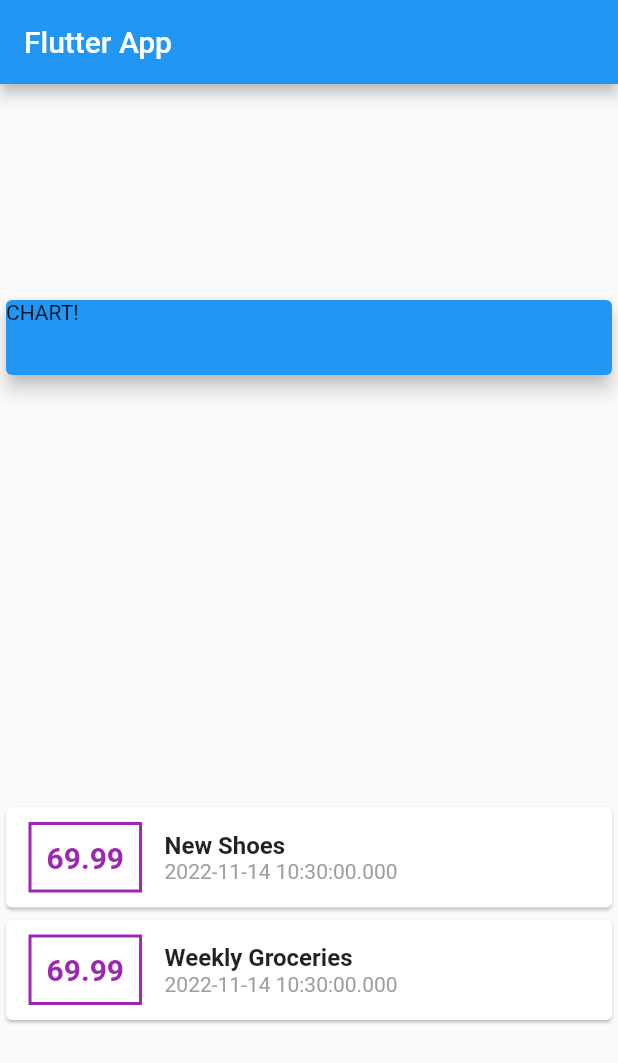
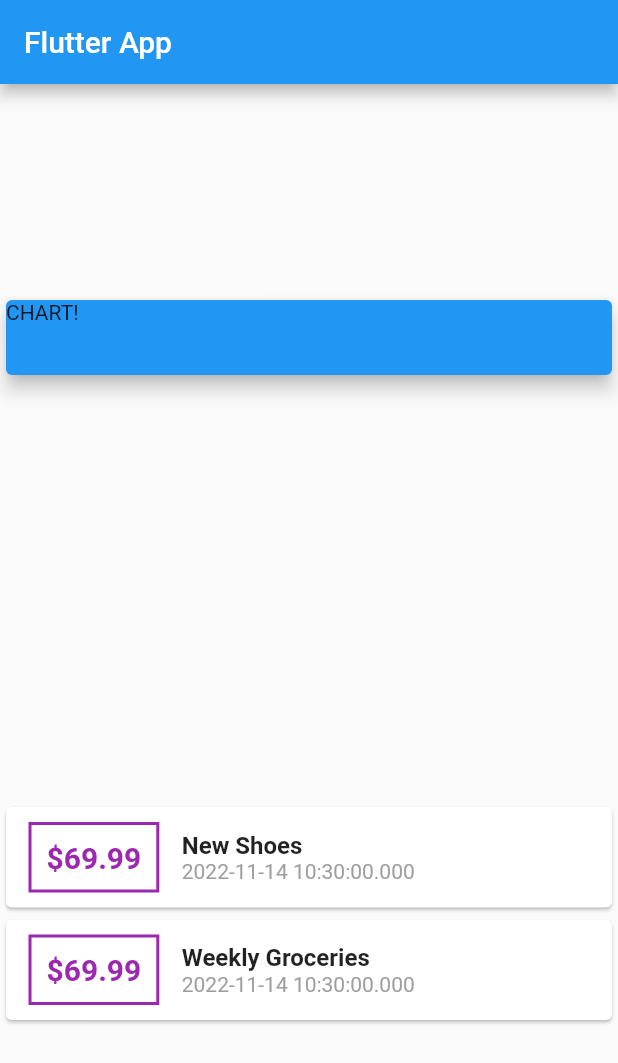
Before and after one commit to IvanSetiawan2001/Expenses_app, a Flutter app: the screen it shows after launch, on a phone screen of 412 x 824 dp. Shown: the top 1063 px of the screen. Run offline on Flutter 3.47's test engine with Material 2 defaults, Android fonts, the phone set to English and light mode, and no system bars.

Commit message:
add $ sign

```diff
--- a/lib/Price.dart
+++ b/lib/Price.dart
@@ -17,12 +17,13 @@ class Price extends StatelessWidget {
         style: BorderStyle.solid,
       )),
       child: Text(
+        '\$' + amount.toString(),
+        // '\$ ${amount.toString()}' (this is another way to call the amount $ mean interpolaring some value so you can call the variable inside a string)
         style: TextStyle(
           color: Colors.purple,
           fontWeight: FontWeight.bold,
           fontSize: 20,
         ),
-        amount.toString(),
       ),
     );
   }
```
